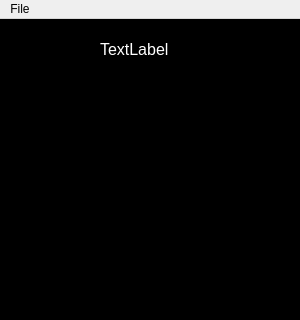
Above: TrafficLightSimulation/trafficlightview.ui from Marsetex/TrafficLightSimulation before the change; both pictures show x 0 to 300 and y 0 to 320 of the 300 by 630 pixel window. Below: the same form after it.
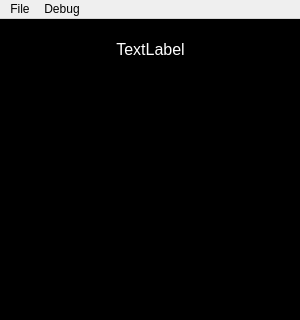
That is the form after the change.

```diff
--- a/TrafficLightSimulation/trafficlightview.ui
+++ b/TrafficLightSimulation/trafficlightview.ui
@@ -49,6 +49,9 @@
     <property name="text">
      <string>TextLabel</string>
     </property>
+    <property name="alignment">
+     <set>Qt::AlignCenter</set>
+    </property>
    </widget>
   </widget>
   <widget class="QMenuBar" name="menuBar">
@@ -68,7 +71,14 @@
     <addaction name="separator"/>
     <addaction name="menuItemExit"/>
    </widget>
+   <widget class="QMenu" name="menuDebug">
+    <property name="title">
+     <string>Debug</string>
+    </property>
+    <addaction name="menuItemStartDebug"/>
+   </widget>
    <addaction name="menuTraffic_Light"/>
+   <addaction name="menuDebug"/>
   </widget>
   <action name="menuItemExit">
    <property name="text">
```
Left out of the diff: 5 changed lines with no effect on the pictures.
